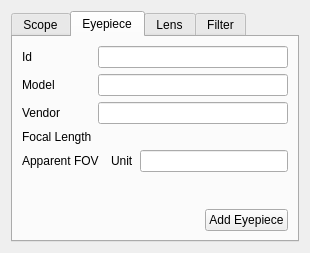
First picture: the form in kstars/comast/equipmentwriter.ui, repository KDE/kstars, before the edit.
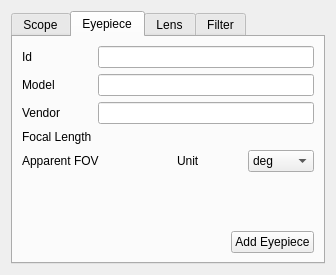
Second picture: the form after the edit. The open tabs and pages were chosen to show the change. Custom widgets are drawn as their Qt base class.

Commit message: Making the FOV Unit input as a KComboBox instead of a KLineEdit

Patch:
```diff
--- a/kstars/comast/equipmentwriter.ui
+++ b/kstars/comast/equipmentwriter.ui
@@ -6,8 +6,8 @@
    <rect>
     <x>0</x>
     <y>0</y>
-    <width>310</width>
-    <height>253</height>
+    <width>336</width>
+    <height>275</height>
    </rect>
   </property>
   <layout class="QVBoxLayout" name="_2">
@@ -201,7 +201,18 @@
             </widget>
            </item>
            <item>
-            <widget class="KLineEdit" name="FovUnit"/>
+            <widget class="KComboBox" name="FovUnit">
+             <item>
+              <property name="text">
+               <string>deg</string>
+              </property>
+             </item>
+             <item>
+              <property name="text">
+               <string>rad</string>
+              </property>
+             </item>
+            </widget>
            </item>
           </layout>
          </item>
@@ -435,6 +446,11 @@
    <extends>QLineEdit</extends>
    <header>klineedit.h</header>
   </customwidget>
+  <customwidget>
+   <class>KComboBox</class>
+   <extends>QComboBox</extends>
+   <header>kcombobox.h</header>
+  </customwidget>
  </customwidgets>
  <resources/>
  <connections/>
```
The commit also changes 1 other file.
